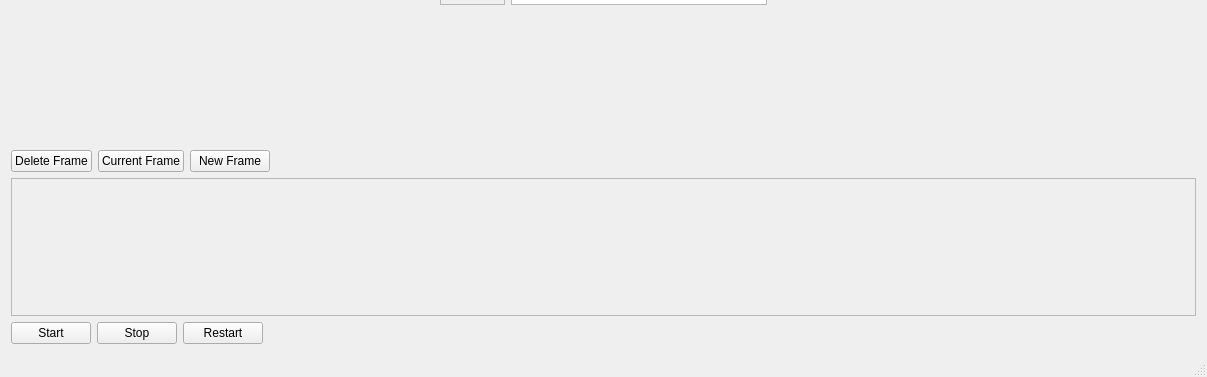
Above: mainwindow.ui from unrelentingfox/TowerAnimator-cs383 before the change; both pictures show x 0 to 1207 and y 342 to 719 of the 1207 by 719 pixel window. Below: the same form after it.
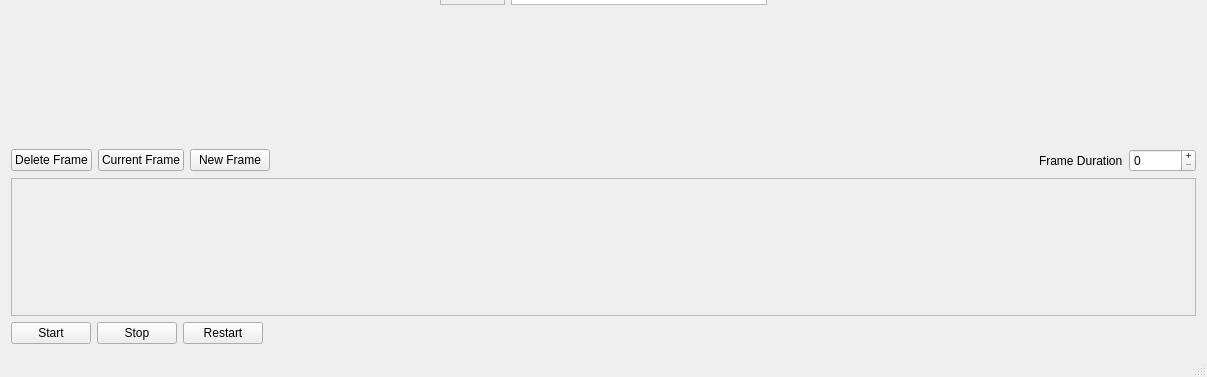
That is the form after the change. Custom widgets are drawn as their Qt base class.

Commit message: Working frame duration editing

Patch:
```diff
--- a/mainwindow.ui
+++ b/mainwindow.ui
@@ -240,6 +240,23 @@
         </property>
        </spacer>
       </item>
+      <item>
+       <widget class="QLabel" name="label">
+        <property name="text">
+         <string>Frame Duration</string>
+        </property>
+       </widget>
+      </item>
+      <item>
+       <widget class="QSpinBox" name="FrameDuration">
+        <property name="buttonSymbols">
+         <enum>QAbstractSpinBox::PlusMinus</enum>
+        </property>
+        <property name="maximum">
+         <number>999999999</number>
+        </property>
+       </widget>
+      </item>
      </layout>
     </item>
     <item>
```
Left out of the diff: 2 changed lines with no effect on the pictures. The commit also changes 5 other files.
